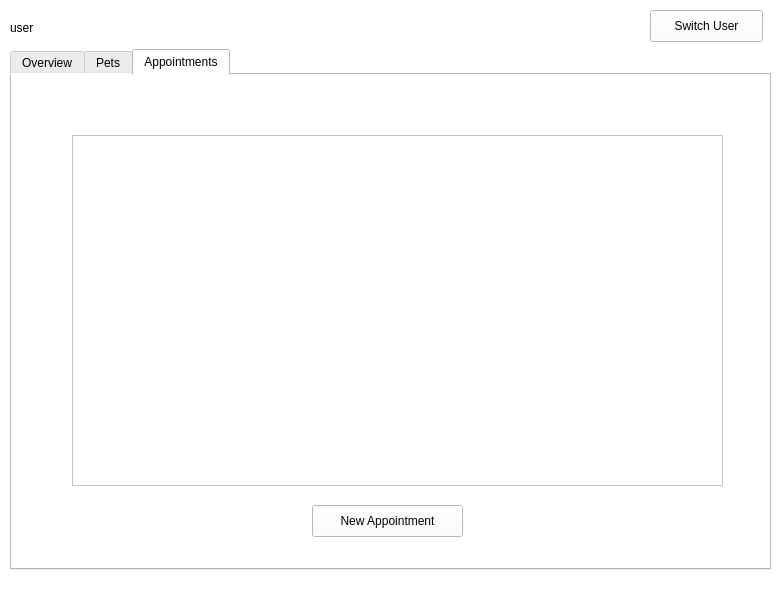
SimenSch/ProjectSAS, file ProjectSAS/application.ui: the form before one commit.
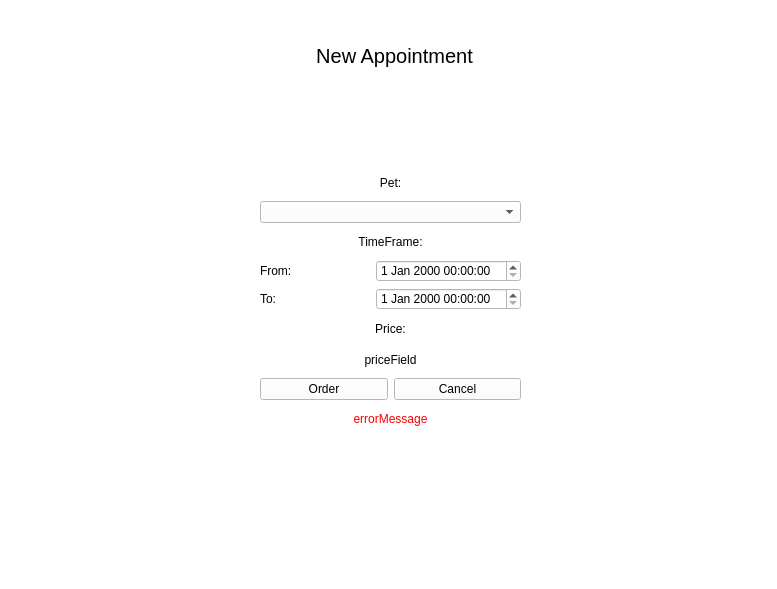
The form after the commit. The open tabs and pages were chosen to show the change. Icons and pictures are not drawn.

Commit message: commit med add appointment

Diff of the .ui file:
```diff
--- a/ProjectSAS/application.ui
+++ b/ProjectSAS/application.ui
@@ -26,7 +26,7 @@
     <string notr="true">background-color: white;</string>
    </property>
    <property name="currentIndex">
-    <number>1</number>
+    <number>6</number>
    </property>
    <widget class="QWidget" name="LoginPage">
     <property name="styleSheet">
@@ -1388,6 +1388,147 @@
     </widget>
    </widget>
    <widget class="QWidget" name="registerEmployeePage"/>
+   <widget class="QWidget" name="appointmentPage">
+    <widget class="QLabel" name="label_33">
+     <property name="geometry">
+      <rect>
+       <x>309</x>
+       <y>40</y>
+       <width>171</width>
+       <height>31</height>
+      </rect>
+     </property>
+     <property name="styleSheet">
+      <string notr="true">font-size: 20px;</string>
+     </property>
+     <property name="text">
+      <string>New Appointment</string>
+     </property>
+     <property name="alignment">
+      <set>Qt::AlignCenter</set>
+     </property>
+    </widget>
+    <widget class="QWidget" name="verticalLayoutWidget_9">
+     <property name="geometry">
+      <rect>
+       <x>260</x>
+       <y>170</y>
+       <width>261</width>
+       <height>261</height>
+      </rect>
+     </property>
+     <layout class="QVBoxLayout" name="verticalLayout_12">
+      <item>
+       <widget class="QLabel" name="label_34">
+        <property name="text">
+         <string>Pet:</string>
+        </property>
+        <property name="alignment">
+         <set>Qt::AlignCenter</set>
+        </property>
+       </widget>
+      </item>
+      <item>
+       <widget class="QComboBox" name="petsComboBox"/>
+      </item>
+      <item>
+       <widget class="QLabel" name="label_35">
+        <property name="text">
+         <string>TimeFrame:</string>
+        </property>
+        <property name="alignment">
+         <set>Qt::AlignCenter</set>
+        </property>
+       </widget>
+      </item>
+      <item>
+       <layout class="QHBoxLayout" name="horizontalLayout_8">
+        <item>
+         <widget class="QLabel" name="label_38">
+          <property name="text">
+           <string>From:</string>
+          </property>
+          <property name="alignment">
+           <set>Qt::AlignLeading|Qt::AlignLeft|Qt::AlignVCenter</set>
+          </property>
+         </widget>
+        </item>
+        <item>
+         <widget class="QDateTimeEdit" name="appFromEdit"/>
+        </item>
+       </layout>
+      </item>
+      <item>
+       <layout class="QHBoxLayout" name="horizontalLayout_7">
+        <item>
+         <widget class="QLabel" name="label_39">
+          <property name="text">
+           <string>To:</string>
+          </property>
+          <property name="alignment">
+           <set>Qt::AlignLeading|Qt::AlignLeft|Qt::AlignVCenter</set>
+          </property>
+         </widget>
+        </item>
+        <item>
+         <widget class="QDateTimeEdit" name="appToEdit"/>
+        </item>
+       </layout>
+      </item>
+      <item>
+       <widget class="QLabel" name="label_40">
+        <property name="text">
+         <string>Price:</string>
+        </property>
+        <property name="alignment">
+         <set>Qt::AlignCenter</set>
+        </property>
+       </widget>
+      </item>
+      <item>
+       <widget class="QLabel" name="label_41">
+        <property name="text">
+         <string>priceField</string>
+        </property>
+        <property name="alignment">
+         <set>Qt::AlignCenter</set>
+        </property>
+       </widget>
+      </item>
+      <item>
+       <layout class="QHBoxLayout" name="horizontalLayout_10">
+        <item>
+         <widget class="QPushButton" name="orderAppButton">
+          <property name="text">
+           <string>Order</string>
+          </property>
+         </widget>
+        </item>
+        <item>
+         <widget class="QPushButton" name="cancelAppButton">
+          <property name="text">
+           <string>Cancel</string>
+          </property>
+         </widget>
+        </item>
+       </layout>
+      </item>
+      <item>
+       <widget class="QLabel" name="label_42">
+        <property name="styleSheet">
+         <string notr="true">color: red;</string>
+        </property>
+        <property name="text">
+         <string>errorMessage</string>
+        </property>
+        <property name="alignment">
+         <set>Qt::AlignCenter</set>
+        </property>
+       </widget>
+      </item>
+     </layout>
+    </widget>
+   </widget>
   </widget>
  </widget>
  <resources/>
```
Left out of the diff: 2 changed lines with no effect on the pictures. The commit also changes 10 other files.
